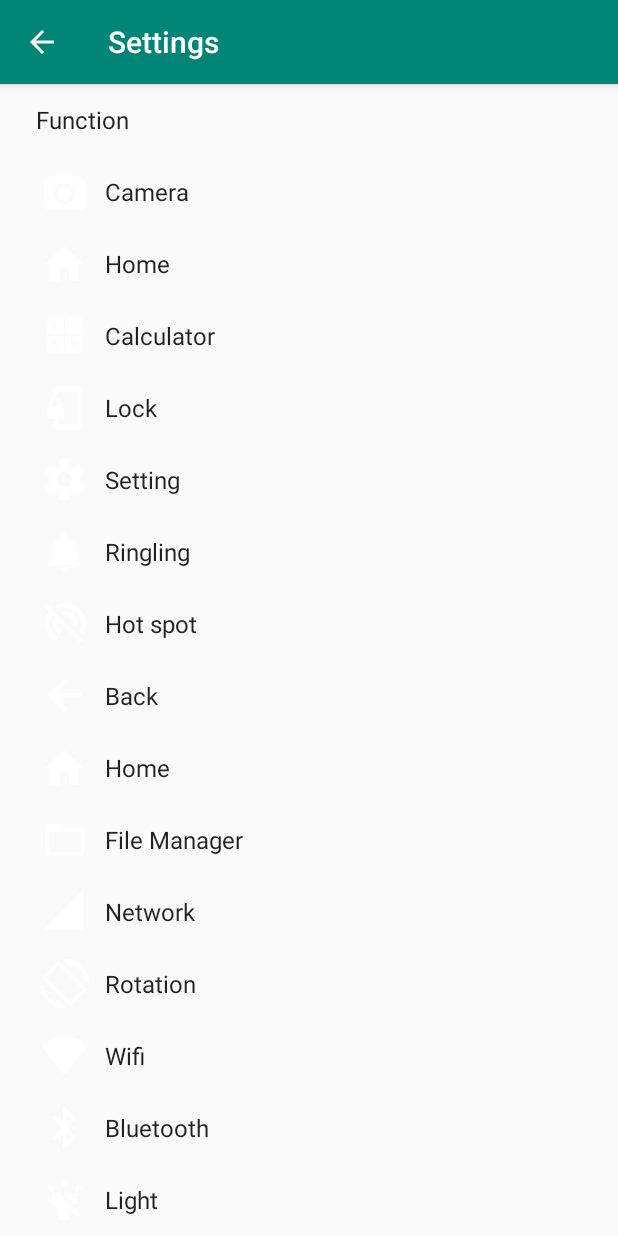
After one commit to hex2bc/FreeTouch, an Android app: the SettingsActivity screen opened directly, with no data from a screen before it, on a phone screen of 412 x 824 dp. The commit adds this screen. Run offline under Robolectric (Android 15) with nearby library versions, the phone set to English and light mode, and no system bars.

Commit message:
增加设置项

```diff
--- a/app/build.gradle
+++ b/app/build.gradle
@@ -9,6 +9,7 @@ android {
         versionCode 1
         versionName "1.0"
         testInstrumentationRunner "android.support.test.runner.AndroidJUnitRunner"
+        vectorDrawables.useSupportLibrary = true
     }
     buildTypes {
         release {
@@ -22,6 +23,8 @@ dependencies {
     implementation fileTree(dir: 'libs', include: ['*.jar'])
     implementation 'com.android.support:appcompat-v7:28.0.0'
     implementation 'com.android.support.constraint:constraint-layout:1.1.3'
+    implementation 'com.android.support:support-v4:28.0.0'
+    implementation 'com.android.support:support-vector-drawable:28.0.0'
     testImplementation 'junit:junit:4.12'
     androidTestImplementation 'com.android.support.test:runner:1.0.2'
     androidTestImplementation 'com.android.support.test.espresso:espresso-core:3.0.2'
--- a/app/src/main/AndroidManifest.xml
+++ b/app/src/main/AndroidManifest.xml
@@ -16,6 +16,10 @@
                 <category android:name="android.intent.category.LAUNCHER"/>
             </intent-filter>
         </activity>
+        <activity
+            android:name=".SettingsActivity"
+            android:label="@string/title_activity_settings">
+        </activity>
     </application>
 
 </manifest>
--- /dev/null
+++ b/app/src/main/java/lmkj/freetouch/AppCompatPreferenceActivity.java
@@ -0,0 +1,109 @@
+package lmkj.freetouch;
+
+import android.content.res.Configuration;
+import android.os.Bundle;
+import android.preference.PreferenceActivity;
+import android.support.annotation.LayoutRes;
+import android.support.annotation.Nullable;
+import android.support.v7.app.ActionBar;
+import android.support.v7.app.AppCompatDelegate;
+import android.support.v7.widget.Toolbar;
+import android.view.MenuInflater;
+import android.view.View;
+import android.view.ViewGroup;
+
+/**
+ * A {@link android.preference.PreferenceActivity} which implements and proxies the necessary calls
+ * to be used with AppCompat.
+ */
+public abstract class AppCompatPreferenceActivity extends PreferenceActivity {
+
+    private AppCompatDelegate mDelegate;
+
+    @Override
+    protected void onCreate(Bundle savedInstanceState) {
+        getDelegate().installViewFactory();
+        getDelegate().onCreate(savedInstanceState);
+        super.onCreate(savedInstanceState);
+    }
+
+    @Override
+    protected void onPostCreate(Bundle savedInstanceState) {
+        super.onPostCreate(savedInstanceState);
+        getDelegate().onPostCreate(savedInstanceState);
+    }
+
+    public ActionBar getSupportActionBar() {
+        return getDelegate().getSupportActionBar();
+    }
+
+    public void setSupportActionBar(@Nullable Toolbar toolbar) {
+        getDelegate().setSupportActionBar(toolbar);
+    }
+
+    @Override
+    public MenuInflater getMenuInflater() {
+        return getDelegate().getMenuInflater();
+    }
+
+    @Override
+    public void setContentView(@LayoutRes int layoutResID) {
+        getDelegate().setContentView(layoutResID);
+    }
+
+    @Override
+    public void setContentView(View view) {
+        getDelegate().setContentView(view);
+    }
+
+    @Override
+    public void setContentView(View view, ViewGroup.LayoutParams params) {
+        getDelegate().setContentView(view, params);
+    }
+
+    @Override
+    public void addContentView(View view, ViewGroup.LayoutParams params) {
+        getDelegate().addContentView(view, params);
+    }
+
+    @Override
+    protected void onPostResume() {
+        super.onPostResume();
+        getDelegate().onPostResume();
+    }
+
+    @Override
+    protected void onTitleChanged(CharSequence title, int color) {
+        super.onTitleChanged(title, color);
+        getDelegate().setTitle(title);
+    }
+
+    @Override
+    public void onConfigurationChanged(Configuration newConfig) {
+        super.onConfigurationChanged(newConfig);
+        getDelegate().onConfigurationChanged(newConfig);
+    }
+
+    @Override
+    protected void onStop() {
+        super.onStop();
+        getDelegate().onStop();
+    }
+
+    @Override
+    protected void onDestroy() {
+        super.onDestroy();
+        getDelegate().onDestroy();
+    }
+
+    public void invalidateOptionsMenu() {
+        getDelegate().invalidateOptionsMenu();
+    }
+
+    private AppCompatDelegate getDelegate() {
+        if (mDelegate == null) {
+            mDelegate = AppCompatDelegate.create(this, null);
+        }
+        return mDelegate;
+    }
+}
--- a/app/src/main/java/lmkj/freetouch/DiskPresenter.java
+++ b/app/src/main/java/lmkj/freetouch/DiskPresenter.java
@@ -1,6 +1,7 @@
 package lmkj.freetouch;
 
 import android.content.Context;
+import android.content.Intent;
 import android.util.Log;
 
 import java.util.ArrayList;
--- /dev/null
+++ b/app/src/main/java/lmkj/freetouch/SettingsActivity.java
@@ -0,0 +1,92 @@
+package lmkj.freetouch;
+
+import android.os.Bundle;
+import android.support.v7.app.ActionBar;
+import android.util.Log;
+
+import java.util.ArrayList;
+import java.util.List;
+
+import lmkj.freetouch.function.BluetoothButton;
+import lmkj.freetouch.function.CommonButton;
+import lmkj.freetouch.function.FlashlightButton;
+import lmkj.freetouch.function.WifiButton;
+import lmkj.freetouch.local.SaveObjectDataSource;
+
+public class SettingsActivity extends AppCompatPreferenceActivity {
+
+    private static final String TAG = "SettingsActivity";
+    private int mIndex = -1;
+    ArrayList<DiskButtonInfo> infos = new ArrayList<>();
+    @Override
+    protected void onCreate(Bundle savedInstanceState) {
+        super.onCreate(savedInstanceState);
+        if (getIntent() != null) {
+            mIndex = getIntent().getIntExtra("index", -1);
+        }
+        setupActionBar();
+    }
+
+    private void initDiskInfo() {
+        infos.add(new CommonButton(-1, R.drawable.ic_camera, "Camera", true));
+        infos.add(new CommonButton(-1, R.drawable.ic_home, "Home", true));
+        infos.add(new CommonButton(-1, R.drawable.ic_calculator, "Calculator", true));
+        infos.add(new CommonButton(-1, R.drawable.ic_lock, "Lock", true));
+        infos.add(new CommonButton(-1, R.drawable.ic_setting, "Setting", true));
+        infos.add(new CommonButton(-1, R.drawable.ic_ringling, "Ringling", true));
+        infos.add(new CommonButton(-1, R.drawable.ic_hotspot_off, "Hot spot", true));
+        infos.add(new CommonButton(-1, R.drawable.ic_back, "Back", true));
+        infos.add(new CommonButton(-1, R.drawable.ic_home, "Home", true));
+        infos.add(new CommonButton(-1, R.drawable.ic_file, "File Manager", true));
+        infos.add(new CommonButton(-1, R.drawable.ic_network_on, "Network", true));
+        infos.add(new CommonButton(-1, R.drawable.ic_rotation, "Rotation", true));
+        infos.add(new WifiButton(-1, true));
+        infos.add(new BluetoothButton(-1, true));
+        infos.add(new FlashlightButton(-1,true));
+    }
+
+    /**
+     * Set up the {@link android.app.ActionBar}, if the API is available.
+     */
+    private void setupActionBar() {
+        ActionBar actionBar = getSupportActionBar();
+        if (actionBar != null) {
+            // Show the Up button in the action bar.
+            actionBar.setDisplayHomeAsUpEnabled(true);
+        }
+    }
+
+    @Override
+    public void onBuildHeaders(List<Header> target) {
+        Header cate = new Header();
+        cate.title = "Function";
+        target.add(cate);
+        initDiskInfo();
+        for (DiskButtonInfo info : infos) {
+            Header header = new Header();
+            header.iconRes = info.drawableId;
+            header.title = info.text;
+            Bundle bundle = new Bundle();
+            bundle.putSerializable("class", info);
+            header.extras = bundle;
+            target.add(header);
+        }
+//        loadHeadersFromResource(R.xml.pref_headers, target);
+    }
+
+    @Override
+    public void onHeaderClick(Header header, int position) {
+        super.onHeaderClick(header, position);
+        if (mIndex >= 0) {
+            SaveObjectDataSource db = SaveObjectDataSource.getInstance(getApplicationContext());
+            DiskButtonInfo replace = (DiskButtonInfo) header.extras.getSerializable("class");
+            DiskButtonInfo old = db.getDisk(Integer.toString(mIndex));
+
+            replace.index = mIndex;
+            replace.isFront = old.isFront;
+
+            db.refreshDisk(replace);
+            finish();
+        }
+    }
+}
--- a/app/src/main/res/values/strings.xml
+++ b/app/src/main/res/values/strings.xml
@@ -1,3 +1,4 @@
 <resources>
     <string name="app_name">FreeTouch</string>
+    <string name="title_activity_settings">Settings</string>
 </resources>
```
Also changed, not shown: app/src/main/java/lmkj/freetouch/DiskFragment.java (+11 -0 lines), app/src/main/java/lmkj/freetouch/local/SaveObjectDataSource.java (+14 -1 lines).
